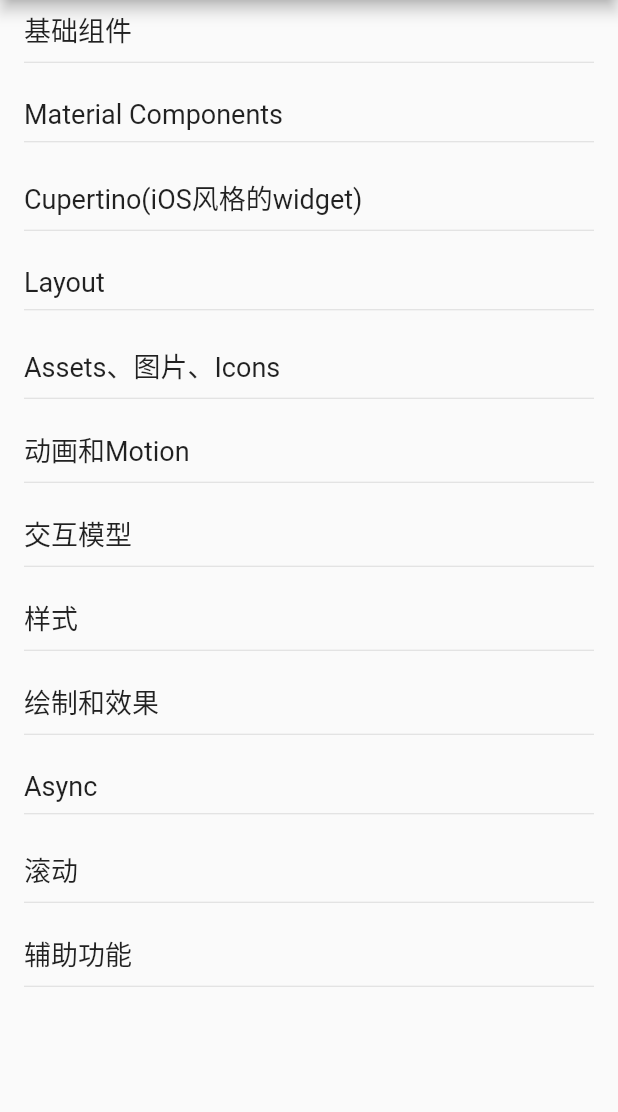
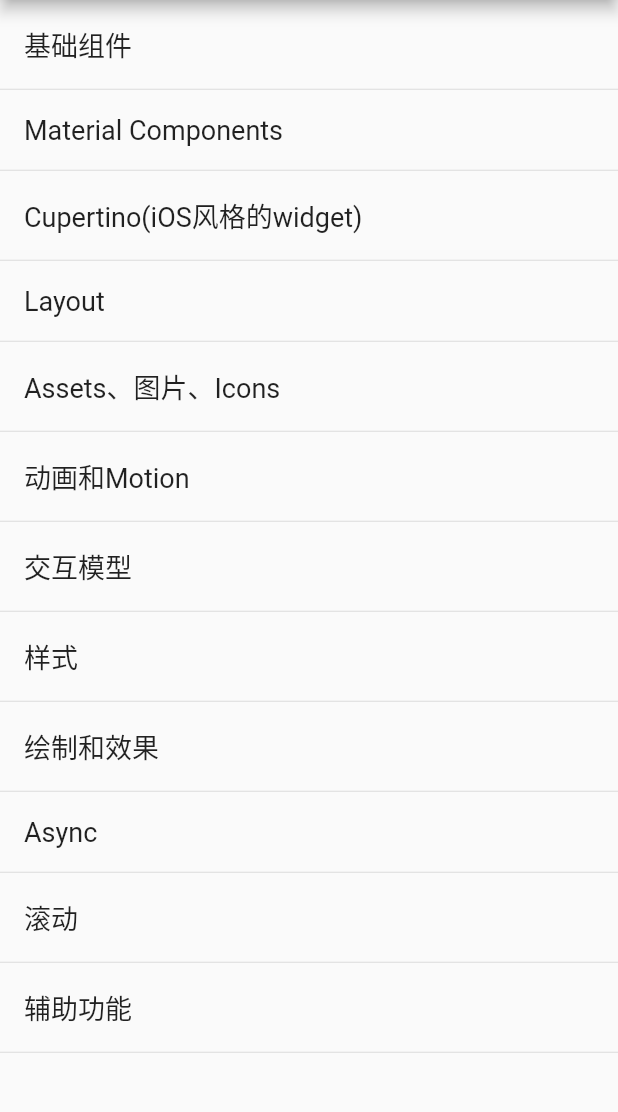
Before and after one commit to sunfusheng/FlutterDemo, a Flutter app: the screen it shows after launch, on a phone screen of 412 x 824 dp, the part 84-1196 px from its top. Run offline on Flutter 3.47's test engine with Material 2 defaults, Android fonts, the light colour scheme and no system bars.

Commit message:
init mainpage

```diff
--- a/lib/main.dart
+++ b/lib/main.dart
@@ -62,31 +62,29 @@
   void _gotoAboutPage() {}
 
   Widget _buildListView() {
-    return new ListView.builder(itemBuilder: (context, i) {
-      Widget widget = null;
-//      if (i.isOdd) return new Divider();
-      if (i >= _dataSource.length) {
-        widget = null;
-      } else {
-        widget = _buildRow(_dataSource[i]);
-      }
-      return widget;
-    });
+    return new ListView.builder(
+        itemCount: _dataSource.length,
+        itemBuilder: (context, i) {
+          return _buildRow(_dataSource[i]);
+        });
   }
 
   Widget _buildRow(String text) {
-    return new ListTile(
-      title: new Column(
-        mainAxisAlignment: MainAxisAlignment.center,
-        crossAxisAlignment: CrossAxisAlignment.start,
-        children: <Widget>[
-          Text(
+    return new Column(
+      mainAxisAlignment: MainAxisAlignment.center,
+      crossAxisAlignment: CrossAxisAlignment.start,
+      children: <Widget>[
+        new Padding(
+          padding: EdgeInsets.all(16.0),
+          child: Text(
             text,
             style: _textStyle,
           ),
-          Divider()
-        ],
-      ),
+        ),
+        Divider(
+          height: 1,
+        )
+      ],
     );
   }
 }
```
